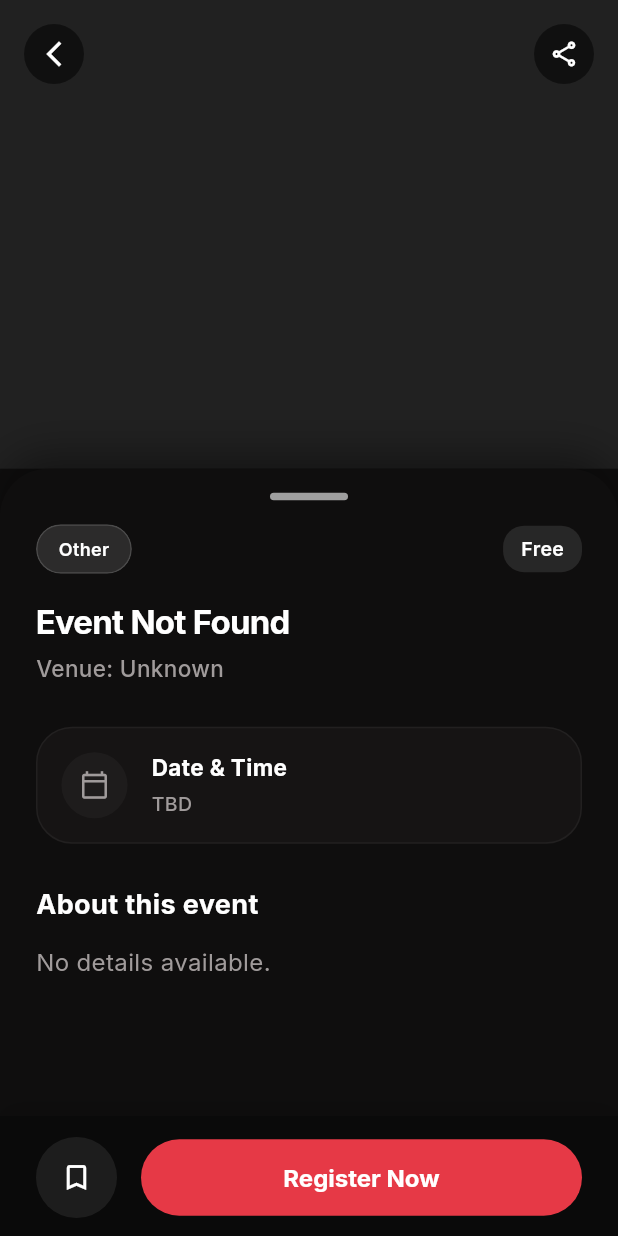
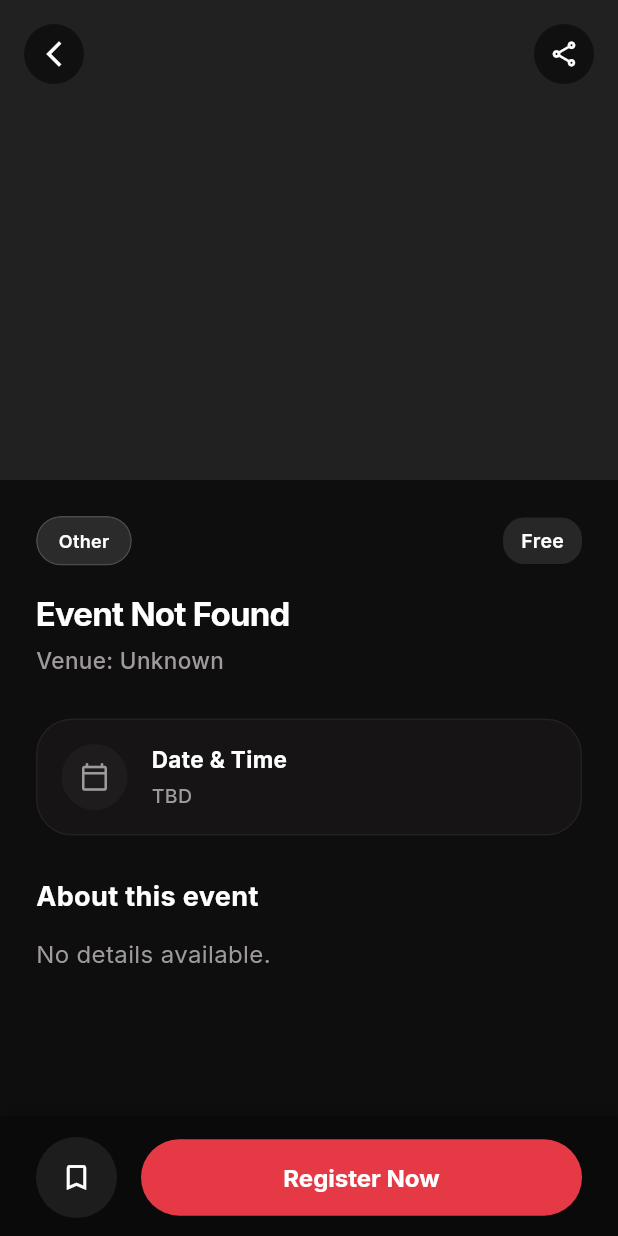
Before and after one commit to abhishettyy/Spotlight, a Flutter app: the EventDetailsScreen screen opened directly with empty values, on a phone screen of 412 x 824 dp. Run offline on Flutter 3.47's test engine with Material 3 defaults, Android fonts, the phone set to English and light mode, and no system bars; our stand-ins replace flutter_svg, google_fonts, qr_flutter, share_plus, shared_preferences; accounts and stored records are empty; network calls fail.

```diff
--- a/spotlight_flutter/lib/core/api_service.dart
+++ b/spotlight_flutter/lib/core/api_service.dart
@@ -15,7 +15,7 @@ class AppException implements Exception {
 class ApiService {
   static const String baseUrl = String.fromEnvironment(
     'API_BASE_URL',
-    defaultValue: 'http://192.168.1.43:5000/api',
+    defaultValue: 'http://10.144.78.122:5000/api',
   );
 
   static String formatExceptionMessage(dynamic error, String defaultMsg) {
--- a/spotlight_flutter/lib/models/models.dart
+++ b/spotlight_flutter/lib/models/models.dart
@@ -228,7 +228,7 @@ class EventModel {
       date: json['date'],
       qrUrl: json['qrUrl'] ?? json['qr_url'],
       eventType: typeStr,
-      minTeamSize: json['minTeamSize'] ?? json['min_team_size'] ?? (typeStr == 'Team' ? 2 : null),
+      minTeamSize: json['minTeamSize'] ?? json['min_team_size'] ?? (typeStr == 'Team' ? 1 : null),
       teamSizeLimit: json['teamSizeLimit'] ?? json['team_size_limit'],
       upiId: json['upiId'] ?? json['upi_id'] ?? club?['upiId'] ?? club?['upi_id'],
       clubId: club?['id'],
@@ -381,7 +381,7 @@ class TicketEventInfo {
       qrUrl: json['qr_url'] ?? json['qrUrl'],
       upiId: json['upi_id'] ?? json['upiId'] ?? club?['upiId'] ?? club?['upi_id'],
       teamSizeLimit: json['team_size_limit'] ?? json['teamSizeLimit'],
-      minTeamSize: json['min_team_size'] ?? json['minTeamSize'] ?? 2,
+      minTeamSize: json['min_team_size'] ?? json['minTeamSize'] ?? 1,
       clubId: club?['id'],
       clubName: club?['name'],
       clubLogoUrl: club?['logoUrl'] ?? club?['logo_url'],
--- a/spotlight_flutter/lib/screens/event_details_screen.dart
+++ b/spotlight_flutter/lib/screens/event_details_screen.dart
@@ -29,8 +29,6 @@ class _EventDetailsScreenState extends State<EventDetailsScreen> {
   bool? _isRegistered;
   TicketModel? _pendingPaymentTicket;
   Timer? _deadlineTimer;
-  final DraggableScrollableController _sheetController = DraggableScrollableController();
-
   @override
   void initState() {
     super.initState();
@@ -43,7 +41,6 @@ class _EventDetailsScreenState extends State<EventDetailsScreen> {
   @override
   void dispose() {
     _deadlineTimer?.cancel();
-    _sheetController.dispose();
     super.dispose();
   }
 
@@ -174,6 +171,47 @@ class _EventDetailsScreenState extends State<EventDetailsScreen> {
     return {'day': '??', 'month': 'DATE', 'weekday': dateStr, 'year': ''};
   }
 
+  void _openFullPoster(String? url) {
+    if (url == null || url.isEmpty) return;
+    showDialog(
+      context: context,
+      barrierColor: Colors.black.withOpacity(0.92),
+      builder: (dialogContext) {
+        return Dialog.fullscreen(
+          backgroundColor: Colors.black,
+          child: Stack(
+            children: [
+              Center(
+                child: CustomImage(
+                  url: url,
+                  fit: BoxFit.contain,
+                  width: double.infinity,
+                  height: double.infinity,
+                  errorBuilder: (_, __, ___) => const Icon(Icons.broken_image, color: Colors.white54, size: 64),
+                ),
+              ),
+              Positioned(
+                top: MediaQuery.of(dialogContext).padding.top + 16,
+                right: 16,
+                child: GestureDetector(
+                  onTap: () => Navigator.pop(dialogContext),
+                  child: Container(
+                    padding: const EdgeInsets.all(10),
+                    decoration: BoxDecoration(
+                      color: Colors.white.withOpacity(0.2),
+                      shape: BoxShape.circle,
+                    ),
+                    child: const Icon(Icons.close, color: Colors.white, size: 22),
+                  ),
+                ),
+              ),
+            ],
+          ),
+        );
+      },
+    );
+  }
+
   @override
   Widget build(BuildContext context) {
     final cs = Theme.of(context).colorScheme;
@@ -202,7 +240,6 @@ class _EventDetailsScreenState extends State<EventDetailsScreen> {
 
     final title = event.title;
     final description = event.description ?? 'No Description';
-    final date = event.date ?? 'No Date';
     final venue = event.venue;
     final price = event.price > 0 ? 'Paid' : 'Free';
     final imageUrl = event.imageUrl;
@@ -213,8 +250,6 @@ class _EventDetailsScreenState extends State<EventDetailsScreen> {
     final bool isChecking = _isRegistered == null;
     final bool alreadyRegistered = _isRegistered == true;
     final bool hasPendingPayment = _pendingPaymentTicket != null;
-
-    final dateData = _parseDate(event.startDate?.toIso8601String() ?? date);
 
     final bool buttonDisabled = isClosed || alreadyRegistered || isChecking;
 
@@ -247,34 +282,22 @@ class _EventDetailsScreenState extends State<EventDetailsScreen> {
       btnTextColor = Colors.white;
       btnLabel = 'Register Now';
     }
+
     return Scaffold(
       backgroundColor: pageBg,
-      body: LayoutBuilder(
-        builder: (context, constraints) {
-          return AnimatedBuilder(
-            animation: _sheetController,
-            builder: (context, _) {
-              final currentSize = _sheetController.isAttached ? _sheetController.size : 0.58;
-              final posterHeight = constraints.maxHeight * (1.0 - currentSize);
-
-              return Stack(
+      body: Stack(
         children: [
-                  // 1. Background Poster dynamically ending exactly where the slide bar starts
-                  Positioned(
-                    top: 0,
-                    left: 0,
-                    right: 0,
-                    height: posterHeight,
-                    child: GestureDetector(
-                      onTap: () {
-                        final target = currentSize < 0.25 ? 0.58 : 0.08;
-                        _sheetController.animateTo(
-                          target,
-                          duration: const Duration(milliseconds: 300),
-                          curve: Curves.easeInOut,
-                        );
-                      },
+          SingleChildScrollView(
+            physics: const BouncingScrollPhysics(),
+            child: Column(
+              crossAxisAlignment: CrossAxisAlignment.start,
+              children: [
+                // Header Poster
+                GestureDetector(
+                  onTap: () => _openFullPoster(imageUrl),
                   child: Container(
+                    height: 320,
+                    width: double.infinity,
                     color: isDark ? const Color(0xFF0A0A0A) : Colors.black,
                     child: CustomImage(
                       url: imageUrl,
@@ -286,64 +309,13 @@ class _EventDetailsScreenState extends State<EventDetailsScreen> {
                     ),
                   ),
                 ),
-                  ),
 
-                  // 2. Draggable Content Sheet with top capsule drag handle bar
-                  DraggableScrollableSheet(
-                    controller: _sheetController,
-                    initialChildSize: 0.58,
-                    minChildSize: 0.08,
-                    maxChildSize: 0.88,
-                    snap: true,
-                    snapSizes: const [0.08, 0.58, 0.88],
-            builder: (context, scrollController) {
-              return Container(
-                decoration: BoxDecoration(
-                  color: pageBg,
-                  borderRadius: const BorderRadius.vertical(top: Radius.circular(32)),
-                  boxShadow: [
-                    BoxShadow(
-                      color: Colors.black.withOpacity(0.4),
-                      blurRadius: 24,
-                      offset: const Offset(0, -8),
-                    ),
-                  ],
-                ),
-                child: SingleChildScrollView(
-                  controller: scrollController,
-                  physics: const BouncingScrollPhysics(),
-                  padding: const EdgeInsets.fromLTRB(24, 8, 24, 24),
+                // Event Details Container
+                Container(
+                  padding: const EdgeInsets.fromLTRB(24, 24, 24, 32),
                   child: Column(
                     crossAxisAlignment: CrossAxisAlignment.start,
                     children: [
-                      // Centered Capsule Drag Handle Bar
-                      GestureDetector(
-                        onTap: () {
-                          final target = _sheetController.size < 0.25 ? 0.58 : 0.05;
-                          _sheetController.animateTo(
-                            target,
-                            duration: const Duration(milliseconds: 300),
-                            curve: Curves.easeInOut,
-                          );
-                        },
-                        child: Container(
-                          width: double.infinity,
-                          color: Colors.transparent,
-                          padding: const EdgeInsets.symmetric(vertical: 8),
-                          child: Center(
-                            child: Container(
-                              width: 52,
-                              height: 5,
-                              decoration: BoxDecoration(
-                                color: isDark ? Colors.white.withOpacity(0.6) : Colors.grey[400],
-                                borderRadius: BorderRadius.circular(3),
-                              ),
-                            ),
-                          ),
-                        ),
-                      ),
-                      const SizedBox(height: 8),
-
                       Row(
                         mainAxisAlignment: MainAxisAlignment.spaceBetween,
                         children: [
@@ -523,7 +495,7 @@ class _EventDetailsScreenState extends State<EventDetailsScreen> {
                                     ),
                                     const SizedBox(height: 4),
                                     Text(
-                                      'Min ${event.minTeamSize ?? 2} · Max ${event.teamSizeLimit ?? 'No limit'} members per team',
+                                      'Min ${event.minTeamSize ?? 1} · Max ${event.teamSizeLimit ?? 'No limit'} members per team',
                                       style: GoogleFonts.inter(
                                         fontSize: 13,
                                         fontWeight: FontWeight.w500,
@@ -559,8 +531,8 @@ class _EventDetailsScreenState extends State<EventDetailsScreen> {
                     ],
                   ),
                 ),
-              );
-            },
+              ],
+            ),
           ),
 
           Positioned(
@@ -585,10 +557,6 @@ class _EventDetailsScreenState extends State<EventDetailsScreen> {
             ),
           ),
         ],
-      );
-    },
-  );
-},
       ),
       bottomNavigationBar: Container(
         padding: EdgeInsets.fromLTRB(
```
Also changed, not shown: spotlight_flutter/lib/screens/about_us_screen.dart (+28 -0 lines), spotlight_flutter/lib/screens/ticket_screen.dart (+10 -11 lines), 5 other files. Lines whose indentation alone changed are shown as unchanged.
